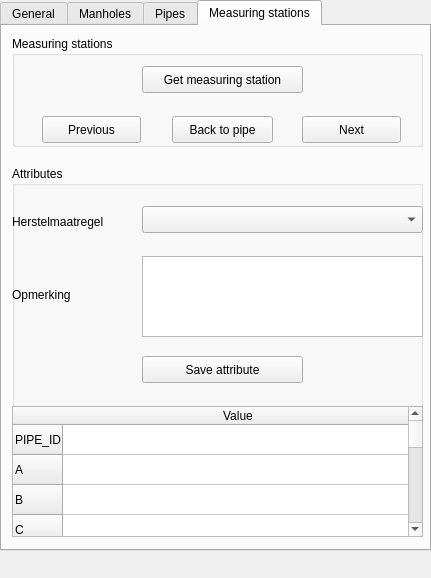
nens/Beoordelingstool, file beoordelingstool_dockwidget_base.ui: the form before one commit.
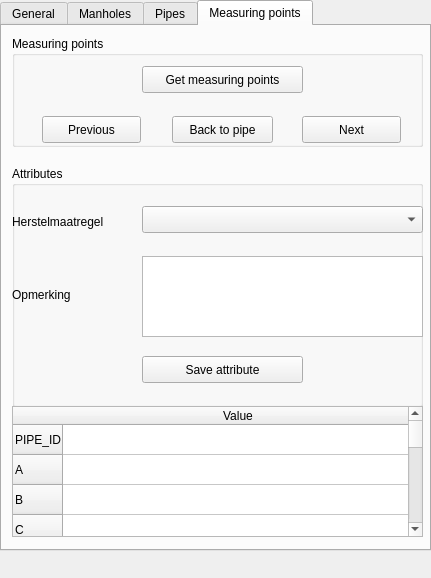
The form after the commit. The open tabs and pages were chosen to show the change.

Commit message: Rename all measuring stations to measuring points.

Patch:
```diff
--- a/beoordelingstool_dockwidget_base.ui
+++ b/beoordelingstool_dockwidget_base.ui
@@ -799,7 +799,7 @@
     </widget>
     <widget class="QWidget" name="tab_measuring_stations">
      <attribute name="title">
-      <string>Measuring stations</string>
+      <string>Measuring points</string>
      </attribute>
      <widget class="QGroupBox" name="groupbox_measuring_stations">
       <property name="geometry">
@@ -811,7 +811,7 @@
        </rect>
       </property>
       <property name="title">
-       <string>Measuring stations</string>
+       <string>Measuring points</string>
       </property>
       <widget class="QPushButton" name="pushbutton_measuring_station_to_pipe">
        <property name="geometry">
@@ -865,7 +865,7 @@
         </rect>
        </property>
        <property name="text">
-        <string>Get measuring station</string>
+        <string>Get measuring points</string>
        </property>
       </widget>
      </widget>
```
Left out of the diff: 30 changed lines with no effect on the pictures. The commit also changes 3 other files.
